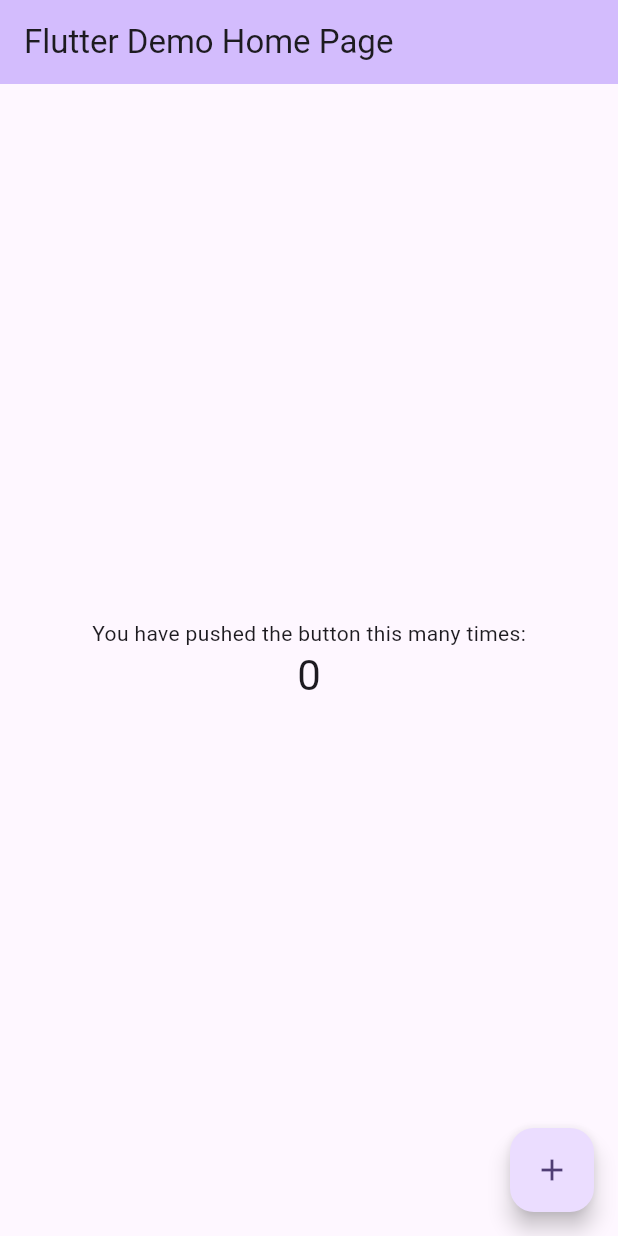
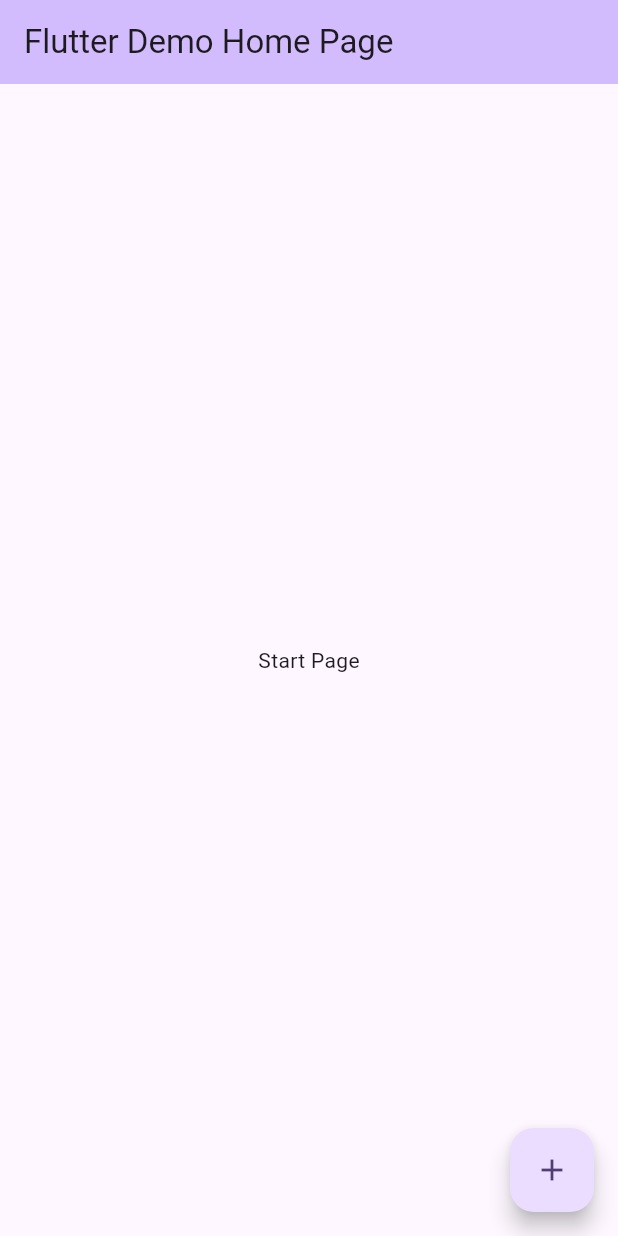
Before and after one commit to kilroy80/clean_arch_core, a Flutter app: the screen it shows after launch, on a phone screen of 412 x 824 dp. Run offline on Flutter 3.47's test engine with Material 3 defaults, Android fonts, the phone set to English and light mode, and no system bars; our stand-ins replace dartz, equatable, flutter_riverpod, freezed_annotation.

```diff
--- a/example/lib/main.dart
+++ b/example/lib/main.dart
@@ -24,7 +24,40 @@ class MyApp extends StatelessWidget {
         colorScheme: ColorScheme.fromSeed(seedColor: Colors.deepPurple),
         useMaterial3: true,
       ),
-      home: const MyHomePage(title: 'Flutter Demo Home Page'),
+      home: const StartPage(),
+    );
+  }
+}
+
+class StartPage extends StatefulWidget {
+  const StartPage({super.key});
+
+  @override
+  State<StartPage> createState() => _StartPageState();
+}
+
+class _StartPageState extends State<StartPage> {
+  @override
+  Widget build(BuildContext context) {
+    return Scaffold(
+      appBar: AppBar(
+        backgroundColor: Theme.of(context).colorScheme.inversePrimary,
+        title: const Text('Flutter Demo Home Page'),
+      ),
+      body: const Center(
+        child: Text('Start Page'),
+      ),
+      floatingActionButton: FloatingActionButton(
+        onPressed: () {
+          Navigator.push(context, MaterialPageRoute(
+            builder: (context) =>
+              const MyHomePage(title: 'My Home Page'),
+            ),
+          );
+        },
+        tooltip: 'Increment',
+        child: const Icon(Icons.add),
+      ),
     );
   }
 }
--- a/example/lib/main_state.dart
+++ b/example/lib/main_state.dart
@@ -49,6 +49,9 @@ class MainNotifier extends Notifier<MainState> {
     // listenSelf((previous, next) {
     //   debugPrint('Changed from: $previous, next: $next');
     // });
+    ref.onDispose(() {
+      debugPrint('$this: dispose');
+    });
     return const MainState.init();
   }
 
```
